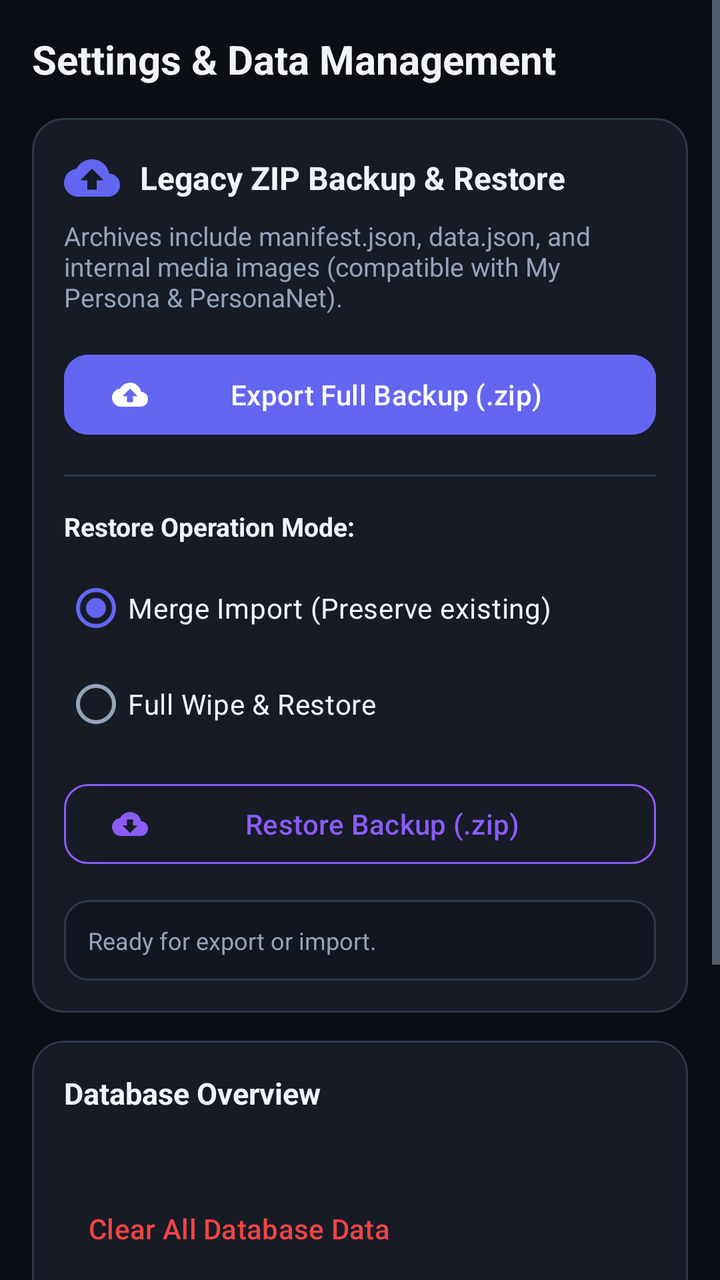
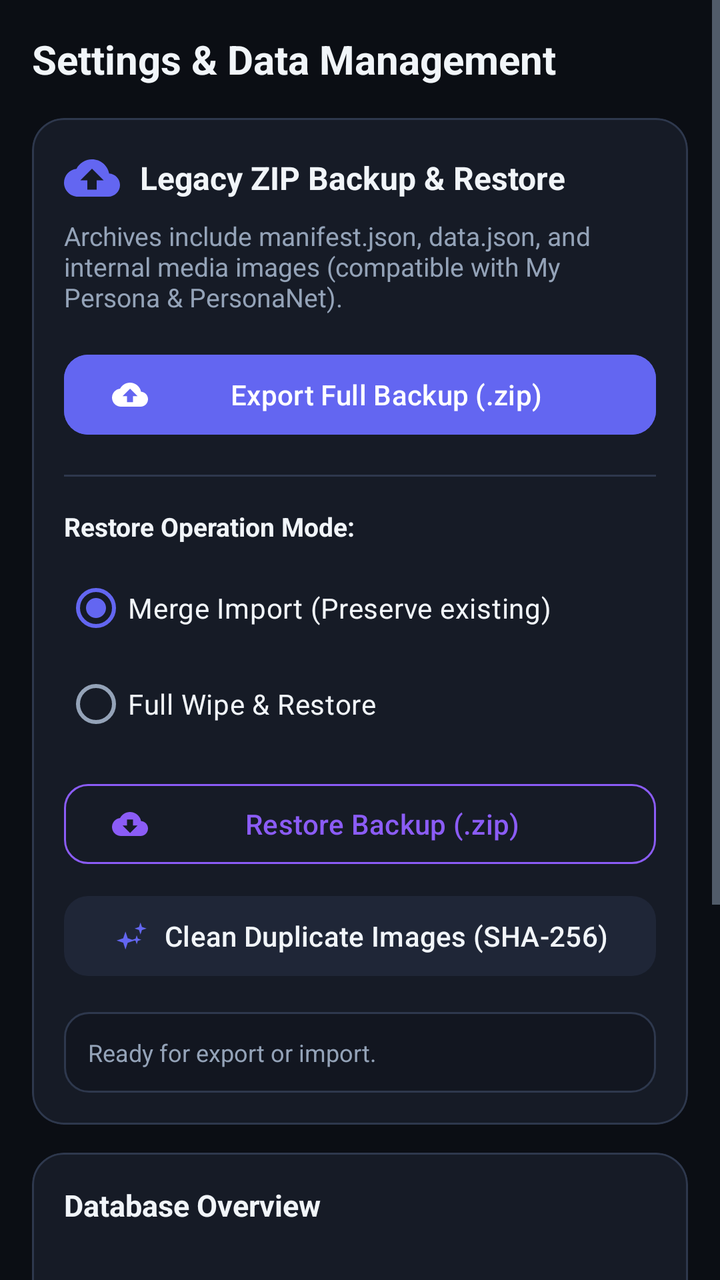

Screens rendered from an Android XML layout before and after an edit, with the pre-edit source and the edit as a unified diff.
<!-- AndroidManifest.xml: application theme Theme.PersonaNet -->
<!-- res/layout/fragment_settings.xml -->
<?xml version="1.0" encoding="utf-8"?>
<ScrollView xmlns:android="http://schemas.android.com/apk/res/android"
    xmlns:app="http://schemas.android.com/apk/res-auto"
    android:layout_width="match_parent"
    android:layout_height="match_parent"
    android:background="@color/bg_midnight"
    android:fillViewport="true">

    <LinearLayout
        android:layout_width="match_parent"
        android:layout_height="wrap_content"
        android:orientation="vertical"
        android:padding="16dp">

        <TextView
            android:layout_width="wrap_content"
            android:layout_height="wrap_content"
            android:text="@string/settings_title"
            android:textColor="@color/text_primary"
            android:textSize="20sp"
            android:textStyle="bold" />

        
        <com.google.android.material.card.MaterialCardView
            android:layout_width="match_parent"
            android:layout_height="wrap_content"
            android:layout_marginTop="16dp"
            app:cardBackgroundColor="@color/surface_card"
            app:cardCornerRadius="16dp"
            app:strokeColor="@color/border_divider"
            app:strokeWidth="1dp">

            <LinearLayout
                android:layout_width="match_parent"
                android:layout_height="wrap_content"
                android:orientation="vertical"
                android:padding="16dp">

                <LinearLayout
                    android:layout_width="match_parent"
                    android:layout_height="wrap_content"
                    android:gravity="center_vertical"
                    android:orientation="horizontal">

                    <ImageView
                        android:layout_width="28dp"
                        android:layout_height="28dp"
                        android:contentDescription="@string/backup_restore_title"
                        android:src="@drawable/ic_backup"
                        app:tint="@color/indigo_primary" />

                    <TextView
                        android:layout_width="wrap_content"
                        android:layout_height="wrap_content"
                        android:layout_marginStart="10dp"
                        android:text="@string/backup_restore_title"
                        android:textColor="@color/text_primary"
                        android:textSize="16sp"
                        android:textStyle="bold" />
                </LinearLayout>

                <TextView
                    android:layout_width="match_parent"
                    android:layout_height="wrap_content"
                    android:layout_marginTop="6dp"
                    android:text="@string/backup_desc"
                    android:textColor="@color/text_secondary"
                    android:textSize="13sp" />

                
                <com.google.android.material.button.MaterialButton
                    android:id="@+id/btn_export_backup"
                    android:layout_width="match_parent"
                    android:layout_height="wrap_content"
                    android:layout_marginTop="16dp"
                    android:backgroundTint="@color/indigo_primary"
                    android:text="@string/export_backup"
                    android:textColor="@color/white"
                    app:cornerRadius="12dp"
                    app:icon="@drawable/ic_backup"
                    app:iconTint="@color/white" />

                <View
                    android:layout_width="match_parent"
                    android:layout_height="1dp"
                    android:layout_marginVertical="16dp"
                    android:background="@color/border_divider" />

                
                <TextView
                    android:layout_width="wrap_content"
                    android:layout_height="wrap_content"
                    android:text="Restore Operation Mode:"
                    android:textColor="@color/text_primary"
                    android:textSize="13sp"
                    android:textStyle="bold" />

                <RadioGroup
                    android:id="@+id/radio_group_restore_mode"
                    android:layout_width="match_parent"
                    android:layout_height="wrap_content"
                    android:layout_marginTop="8dp">

                    <RadioButton
                        android:id="@+id/radio_merge_import"
                        android:layout_width="wrap_content"
                        android:layout_height="wrap_content"
                        android:checked="true"
                        android:text="@string/restore_mode_merge"
                        android:textColor="@color/text_primary" />

                    <RadioButton
                        android:id="@+id/radio_full_restore"
                        android:layout_width="wrap_content"
                        android:layout_height="wrap_content"
                        android:text="@string/restore_mode_full"
                        android:textColor="@color/text_primary" />
                </RadioGroup>

                
                <com.google.android.material.button.MaterialButton
                    android:id="@+id/btn_import_backup"
                    style="@style/Widget.Material3.Button.OutlinedButton"
                    android:layout_width="match_parent"
                    android:layout_height="wrap_content"
                    android:layout_marginTop="12dp"
                    android:text="@string/import_backup"
                    android:textColor="@color/violet_accent"
                    app:cornerRadius="12dp"
                    app:icon="@drawable/ic_restore"
                    app:iconTint="@color/violet_accent"
                    app:strokeColor="@color/violet_accent" />

                
                <TextView
                    android:id="@+id/text_backup_status"
                    android:layout_width="match_parent"
                    android:layout_height="wrap_content"
                    android:layout_marginTop="14dp"
                    android:background="@drawable/bg_input_field"
                    android:padding="12dp"
                    android:text="Ready for export or import."
                    android:textColor="@color/text_secondary"
                    android:textSize="12sp" />

            </LinearLayout>
        </com.google.android.material.card.MaterialCardView>

        
        <com.google.android.material.card.MaterialCardView
            android:layout_width="match_parent"
            android:layout_height="wrap_content"
            android:layout_marginTop="14dp"
            app:cardBackgroundColor="@color/surface_card"
            app:cardCornerRadius="16dp"
            app:strokeColor="@color/border_divider"
            app:strokeWidth="1dp">

            <LinearLayout
                android:layout_width="match_parent"
                android:layout_height="wrap_content"
                android:orientation="vertical"
                android:padding="16dp">

                <TextView
                    android:layout_width="wrap_content"
                    android:layout_height="wrap_content"
                    android:text="Database Overview"
                    android:textColor="@color/text_primary"
                    android:textSize="15sp"
                    android:textStyle="bold" />

                <TextView
                    android:id="@+id/text_db_stats"
                    android:layout_width="match_parent"
                    android:layout_height="wrap_content"
                    android:layout_marginTop="8dp"
                    android:lineSpacingExtra="4dp"
                    android:textColor="@color/text_secondary"
                    android:textSize="13sp" />

                <com.google.android.material.button.MaterialButton
                    android:id="@+id/btn_clear_all_data"
                    style="@style/Widget.Material3.Button.TextButton"
                    android:layout_width="wrap_content"
                    android:layout_height="wrap_content"
                    android:layout_marginTop="8dp"
                    android:text="Clear All Database Data"
                    android:textColor="@color/red_error" />
            </LinearLayout>
        </com.google.android.material.card.MaterialCardView>

        
        <com.google.android.material.card.MaterialCardView
            android:layout_width="match_parent"
            android:layout_height="wrap_content"
            android:layout_marginTop="14dp"
            android:layout_marginBottom="32dp"
            app:cardBackgroundColor="@color/surface_card"
            app:cardCornerRadius="16dp"
            app:strokeColor="@color/border_divider"
            app:strokeWidth="1dp">

            <LinearLayout
                android:layout_width="match_parent"
                android:layout_height="wrap_content"
                android:orientation="vertical"
                android:padding="16dp">

                <TextView
                    android:layout_width="wrap_content"
                    android:layout_height="wrap_content"
                    android:text="@string/about_title"
                    android:textColor="@color/text_primary"
                    android:textSize="15sp"
                    android:textStyle="bold" />

                <TextView
                    android:layout_width="match_parent"
                    android:layout_height="wrap_content"
                    android:layout_marginTop="6dp"
                    android:text="@string/about_desc"
                    android:textColor="@color/text_secondary"
                    android:textSize="13sp" />

                <TextView
                    android:layout_width="match_parent"
                    android:layout_height="wrap_content"
                    android:layout_marginTop="10dp"
                    android:text="PersonaNet v1.0 • 100% Native Java &amp; Room"
                    android:textColor="@color/text_tertiary"
                    android:textSize="12sp" />
            </LinearLayout>
        </com.google.android.material.card.MaterialCardView>

    </LinearLayout>
</ScrollView>
<!-- resources referenced by this layout -->
<resources>
  <color name="bg_midnight">#0B0E14</color>
  <color name="border_divider">#2E384D</color>
  <color name="indigo_primary">#6366F1</color>
  <color name="red_error">#EF4444</color>
  <color name="surface_card">#161B26</color>
  <color name="text_primary">#F1F5F9</color>
  <color name="text_secondary">#94A3B8</color>
  <color name="text_tertiary">#64748B</color>
  <color name="violet_accent">#8B5CF6</color>
  <color name="white">#FFFFFFFF</color>
  <!-- drawable bg_input_field (drawable) -->
  <?xml version="1.0" encoding="utf-8"?>
  <shape xmlns:android="http://schemas.android.com/apk/res/android"
      android:shape="rectangle">
      <solid android:color="@color/surface_input" />
      <corners android:radius="12dp" />
      <stroke
          android:width="1dp"
          android:color="@color/border_divider" />
  </shape>
  <!-- drawable ic_backup (drawable) -->
  <vector xmlns:android="http://schemas.android.com/apk/res/android"
      android:width="24dp"
      android:height="24dp"
      android:viewportWidth="24"
      android:viewportHeight="24">
      <path
          android:fillColor="#FFFFFFFF"
          android:pathData="M19.35,10.04C18.67,6.59 15.64,4 12,4 9.11,4 6.6,5.64 5.35,8.04 2.34,8.36 0,10.91 0,14c0,3.31 2.69,6 6,6h13c2.76,0 5,-2.24 5,-5 0,-2.64 -2.05,-4.78 -4.65,-4.96zM14,13v4h-4v-4H7l5,-5 5,5h-3z" />
  </vector>
  <!-- drawable ic_restore (drawable) -->
  <vector xmlns:android="http://schemas.android.com/apk/res/android"
      android:width="24dp"
      android:height="24dp"
      android:viewportWidth="24"
      android:viewportHeight="24">
      <path
          android:fillColor="#FFFFFFFF"
          android:pathData="M19.35,10.04C18.67,6.59 15.64,4 12,4 9.11,4 6.6,5.64 5.35,8.04 2.34,8.36 0,10.91 0,14c0,3.31 2.69,6 6,6h13c2.76,0 5,-2.24 5,-5 0,-2.64 -2.05,-4.78 -4.65,-4.96zM17,13l-5,5 -5,-5h3V9h4v4h3z" />
  </vector>
  <string name="about_desc">100% offline, privacy-focused social simulator. All data and fictional characters remain securely on your device.</string>
  <string name="about_title">About My Persona</string>
  <string name="backup_desc">Archives include manifest.json, data.json, and internal media images (compatible with My Persona &amp; PersonaNet).</string>
  <string name="backup_restore_title">Legacy ZIP Backup &amp; Restore</string>
  <string name="export_backup">Export Full Backup (.zip)</string>
  <string name="import_backup">Restore Backup (.zip)</string>
  <string name="restore_mode_full">Full Wipe &amp; Restore</string>
  <string name="restore_mode_merge">Merge Import (Preserve existing)</string>
  <string name="settings_title">Settings &amp; Data Management</string>
  <color name="surface_input">#121620</color>
  <color name="surface_elevated">#1F2637</color>
  <!-- unchanged entries left out for length: 1 -->
</resources>

<!-- the commit's change to res/layout/fragment_settings.xml (unified diff, before → after) -->
@@ -132,6 +132,20 @@
                     app:strokeColor="@color/violet_accent" />
 
                 
+                <com.google.android.material.button.MaterialButton
+                    android:id="@+id/btn_deduplicate_media"
+                    style="@style/Widget.Material3.Button.TonalButton"
+                    android:layout_width="match_parent"
+                    android:layout_height="wrap_content"
+                    android:layout_marginTop="8dp"
+                    android:text="Clean Duplicate Images (SHA-256)"
+                    android:textColor="@color/text_primary"
+                    app:backgroundTint="@color/surface_elevated"
+                    app:cornerRadius="12dp"
+                    app:icon="@drawable/ic_sparkles"
+                    app:iconTint="@color/indigo_primary" />
+
+                
                 <TextView
                     android:id="@+id/text_backup_status"
                     android:layout_width="match_parent"
<!-- resource entries referenced after the edit -->
@@ -40,6 +40,16 @@
           android:fillColor="#FFFFFFFF"
           android:pathData="M19.35,10.04C18.67,6.59 15.64,4 12,4 9.11,4 6.6,5.64 5.35,8.04 2.34,8.36 0,10.91 0,14c0,3.31 2.69,6 6,6h13c2.76,0 5,-2.24 5,-5 0,-2.64 -2.05,-4.78 -4.65,-4.96zM17,13l-5,5 -5,-5h3V9h4v4h3z" />
   </vector>
+  <!-- drawable ic_sparkles (drawable) -->
+  <vector xmlns:android="http://schemas.android.com/apk/res/android"
+      android:width="24dp"
+      android:height="24dp"
+      android:viewportWidth="24"
+      android:viewportHeight="24">
+      <path
+          android:fillColor="#FFFFFFFF"
+          android:pathData="M9,21l1.5,-4.5L15,15l-4.5,-1.5L9,9l-1.5,4.5L3,15l4.5,1.5L9,21zm10,-10l1,-3 3,-1 -3,-1 -1,-3 -1,3 -3,1 3,1 1,3zm-2.5,6.5l0.75,-2.25L19.5,14.5l-2.25,-0.75L16.5,11.5l-0.75,2.25L13.5,14.5l2.25,0.75L16.5,17.5z" />
+  </vector>
   <string name="about_desc">100% offline, privacy-focused social simulator. All data and fictional characters remain securely on your device.</string>
   <string name="about_title">About My Persona</string>
   <string name="backup_desc">Archives include manifest.json, data.json, and internal media images (compatible with My Persona &amp; PersonaNet).</string>
